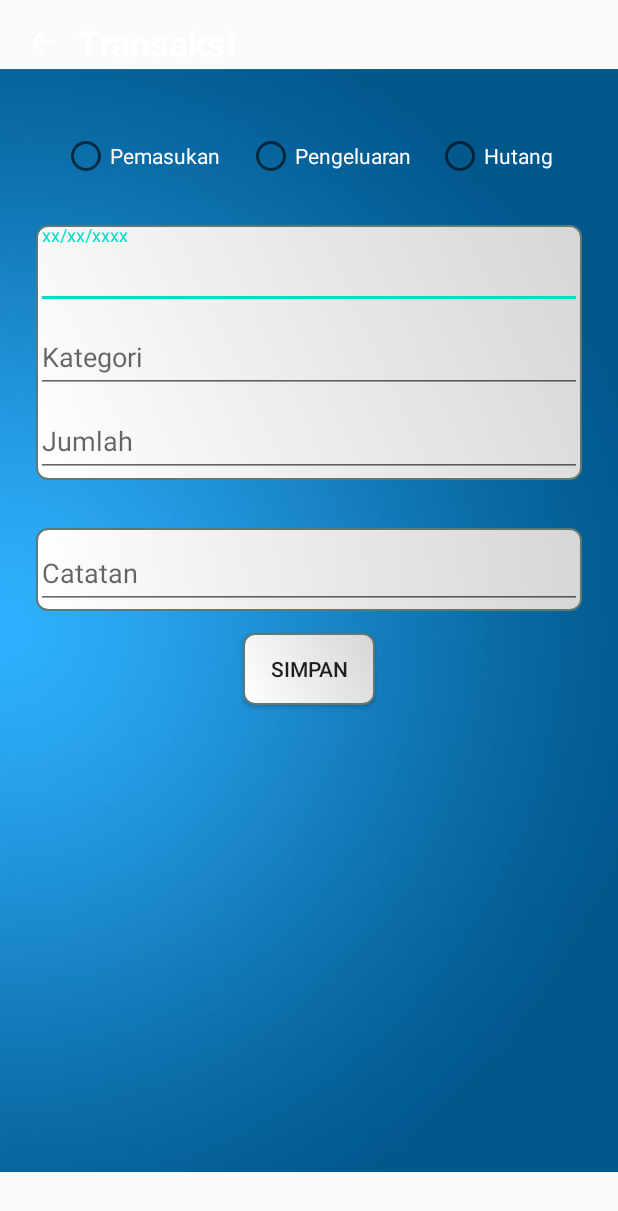
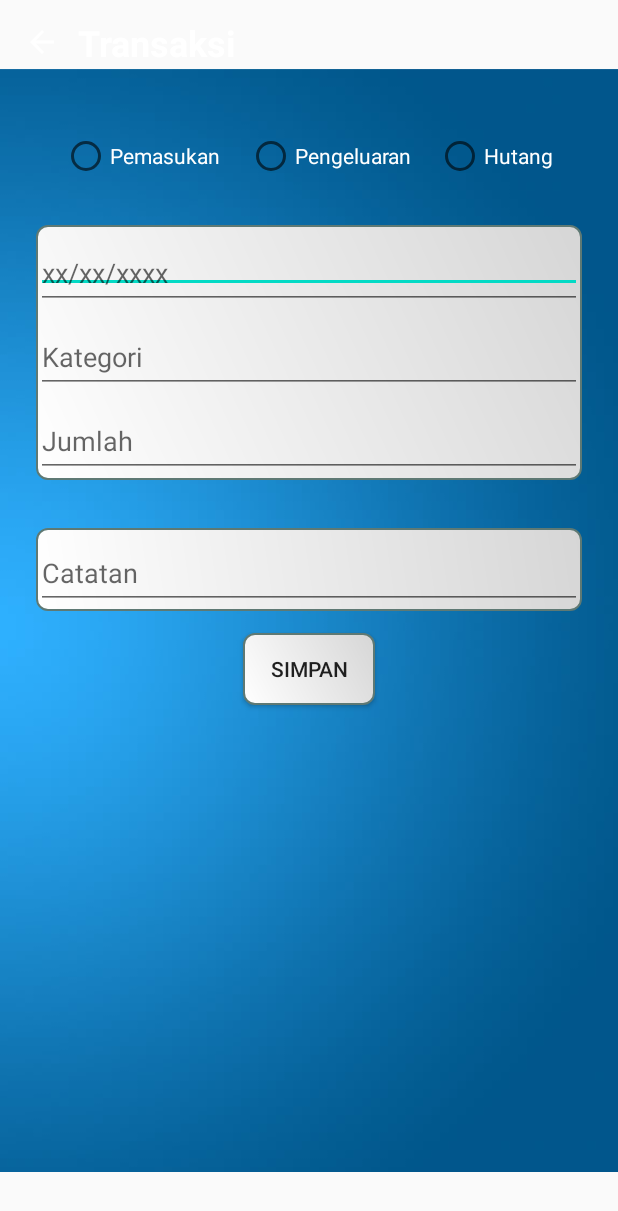
Before and after one commit to Likokas/Dompetku, an Android app: the layout fragment_data.xml on its own in the app's theme, with its tools: preview values and no code run, on a phone screen of 412 x 824 dp. Shown: the top 1211 px of the screen. Run offline under Robolectric (Android 15) with nearby library versions, the phone set to English and light mode, and no system bars.

Commit message:
sek iki jok dipull

```diff
--- a/app/src/main/res/layout/cardview.xml
+++ b/app/src/main/res/layout/cardview.xml
@@ -7,6 +7,7 @@
     android:layout_height="40dp">
 
     <androidx.cardview.widget.CardView
+        android:id="@+id/cardview"
         android:layout_width="match_parent"
         android:layout_height="match_parent"
         android:layout_marginLeft="30dp"
--- a/app/src/main/res/layout/fragment_data.xml
+++ b/app/src/main/res/layout/fragment_data.xml
@@ -58,8 +58,23 @@
                 app:layout_constraintStart_toStartOf="parent"
                 app:layout_constraintTop_toBottomOf="@+id/view" />
 
+            <EditText
+                android:id="@+id/autoD8"
+                android:layout_width="0dp"
+                android:layout_height="wrap_content"
+                android:layout_marginStart="24dp"
+                android:layout_marginTop="150dp"
+                android:layout_marginEnd="24dp"
+                android:ems="10"
+                android:inputType="textAutoComplete"
+                app:layout_constraintEnd_toEndOf="parent"
+                app:layout_constraintStart_toStartOf="parent"
+                app:layout_constraintTop_toTopOf="parent" />
+
             <com.google.android.material.textfield.TextInputLayout
                 android:id="@+id/input_tanggal"
+                android:inputType="textAutoComplete"
+                android:ems="10"
                 android:layout_width="0dp"
                 android:layout_height="wrap_content"
                 android:layout_marginStart="24dp"
```
Also changed, not shown: app/src/main/java/com/uc/dompetku/activities/DataActivity.java (+11 -0 lines), app/src/main/java/com/uc/dompetku/activities/ExampleDialog.java (added, +28 -0 lines), app/src/main/java/com/uc/dompetku/activities/RowLayoutAdapter.java (+18 -1 lines).
